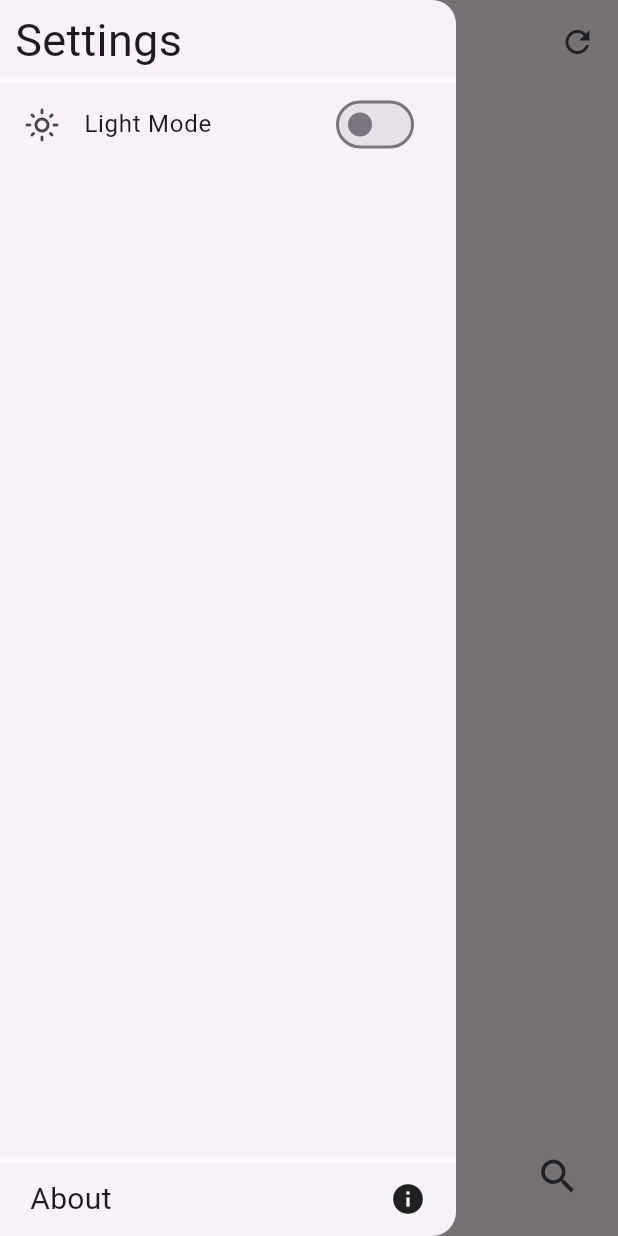
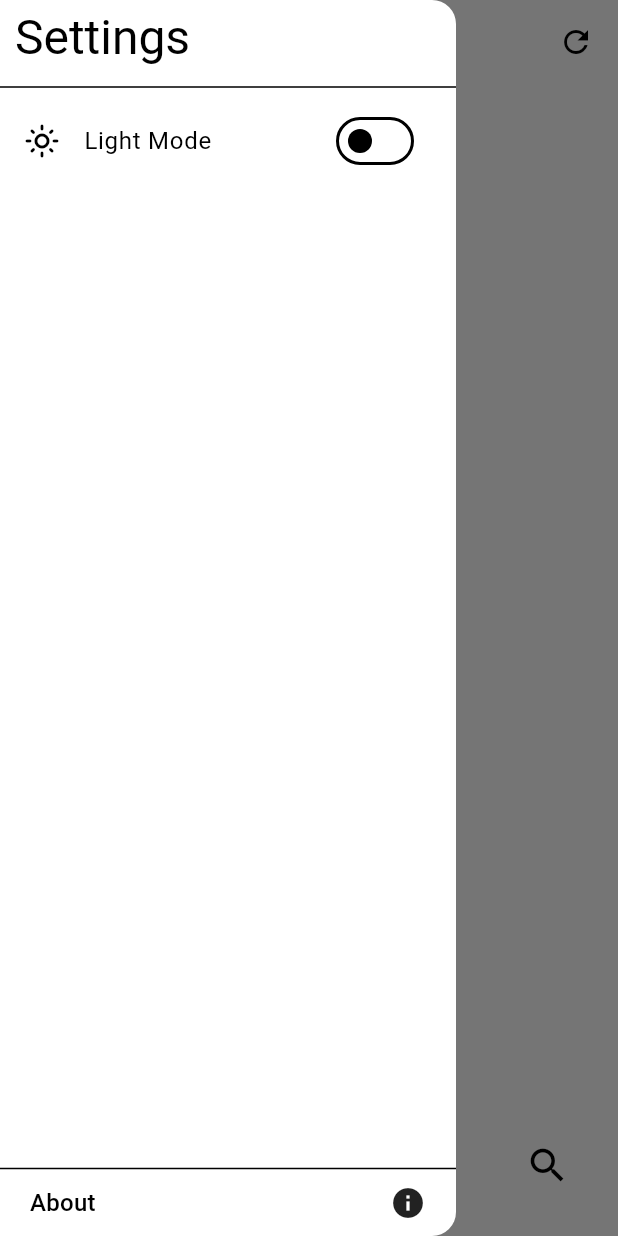
Before and after one commit to Crash285github/yt_playlists_plus, a Flutter app: the screen it shows after launch, with the side drawer open, on a phone screen of 412 x 824 dp. Run offline on Flutter 3.47's test engine with Material 2 defaults, Android fonts, the phone set to English and light mode, and no system bars; our stand-ins replace shared_preferences; missing offline and left inert: youtube_explode_dart.

Commit message:
defined dark and light themes

```diff
--- a/lib/main.dart
+++ b/lib/main.dart
@@ -42,8 +42,8 @@ class MainApp extends StatelessWidget {
         return null;
       },
       theme: ApplicationTheme.get() == ApplicationTheme.light
-          ? ThemeData.light(useMaterial3: true)
-          : ThemeData.dark(useMaterial3: true),
+          ? lightTheme
+          : darkTheme,
     );
   }
 }
--- a/lib/pages/home_page/home_page_body.dart
+++ b/lib/pages/home_page/body.dart
@@ -20,7 +20,6 @@ class _HomePageBodyState extends State<HomePageBody> {
       slivers: [
         customSliverAppBar(title: "HomePage", actions: [
           IconButton(
-            padding: const EdgeInsets.all(15),
             icon: const Icon(Icons.refresh),
             onPressed: () {
               for (var playlist in Persistence.playlists) {
--- a/lib/pages/home_page/drawer.dart
+++ b/lib/pages/home_page/drawer.dart
@@ -1,5 +1,4 @@
 import 'package:flutter/material.dart';
-import 'package:provider/provider.dart';
 import 'package:yt_playlists_plus/persistence/persistence.dart';
 import 'package:yt_playlists_plus/persistence/theme.dart';
 
@@ -15,49 +14,34 @@ class HomePageDrawer extends StatelessWidget {
           mainAxisAlignment: MainAxisAlignment.spaceBetween,
           children: [
             //title
-            Container(
-              decoration: const BoxDecoration(
-                border: Border(
-                  bottom: BorderSide(color: Colors.white, width: 2),
+            Padding(
+              padding: const EdgeInsets.symmetric(horizontal: 10, vertical: 5),
+              child: Text(
+                "Settings",
+                style: Theme.of(context).textTheme.headlineLarge,
               ),
             ),
-              child: const Padding(
-                padding: EdgeInsets.symmetric(horizontal: 10, vertical: 5),
-                child: Text(
-                  "Settings",
-                  style: TextStyle(
-                    fontSize: 30,
-                  ),
-                ),
-              ),
-            ),
-            const Expanded(
-              child: DrawerSettings(),
-            ),
+            const Divider(),
+            const Expanded(child: DrawerSettings()),
+            const Divider(height: 2),
             //About
             InkWell(
               onTap: () {
                 Navigator.of(context).pushNamed("/about");
               },
-              child: Container(
-                decoration: const BoxDecoration(
-                  border: Border(
-                    top: BorderSide(color: Colors.white, width: 2),
-                  ),
-                ),
-                child: const Padding(
-                  padding: EdgeInsets.symmetric(horizontal: 20, vertical: 10),
+              child: Padding(
+                padding:
+                    const EdgeInsets.symmetric(horizontal: 20, vertical: 10),
                 child: Row(
                   mainAxisAlignment: MainAxisAlignment.spaceBetween,
                   children: [
                     Text(
                       "About",
                       textAlign: TextAlign.left,
-                        style: TextStyle(fontSize: 20),
+                      style: Theme.of(context).textTheme.titleMedium,
                     ),
-                      Icon(Icons.info)
+                    const Icon(Icons.info)
                   ],
-                  ),
                 ),
               ),
             )
@@ -92,10 +76,10 @@ class _DrawerSettingsState extends State<DrawerSettings> {
             _isDarkModeOn
                 ? ApplicationTheme.set(ApplicationTheme.light)
                 : ApplicationTheme.set(ApplicationTheme.dark);
-            Persistence.save();
             setState(() {
               _isDarkModeOn = value;
             });
+            Persistence.save();
           },
         ),
       ],
--- a/lib/pages/home_page/home_page.dart
+++ b/lib/pages/home_page/home_page.dart
@@ -1,7 +1,7 @@
 import 'package:flutter/material.dart';
 import 'package:provider/provider.dart';
 import 'package:yt_playlists_plus/pages/home_page/drawer.dart';
-import 'package:yt_playlists_plus/pages/home_page/home_page_body.dart';
+import 'package:yt_playlists_plus/pages/home_page/body.dart';
 import 'package:yt_playlists_plus/pages/home_page/search_button.dart';
 import 'package:yt_playlists_plus/persistence/persistence.dart';
 
--- a/lib/persistence/theme.dart
+++ b/lib/persistence/theme.dart
@@ -23,3 +23,41 @@ class ApplicationTheme extends ChangeNotifier {
     _instance.notifyListeners();
   }
 }
+
+ThemeData get lightTheme => ThemeData(
+      useMaterial3: true,
+      colorScheme: const ColorScheme.light().copyWith(primary: Colors.red),
+      drawerTheme: const DrawerThemeData(surfaceTintColor: Colors.transparent),
+      cardColor: Colors.grey[200],
+      iconButtonTheme: const IconButtonThemeData(
+        style: ButtonStyle(
+          padding: _iconButtonPadding,
+        ),
+      ),
+      dividerColor: Colors.black,
+      switchTheme: const SwitchThemeData(
+        thumbColor: MaterialStatePropertyAll(Colors.black),
+      ),
+      tooltipTheme: _tooltipTheme,
+    );
+
+ThemeData get darkTheme => ThemeData(
+      useMaterial3: true,
+      colorScheme: const ColorScheme.dark().copyWith(primary: Colors.red),
+      drawerTheme: const DrawerThemeData(surfaceTintColor: Colors.transparent),
+      cardColor: Colors.black26,
+      iconButtonTheme: const IconButtonThemeData(
+        style: ButtonStyle(
+          padding: _iconButtonPadding,
+        ),
+      ),
+      switchTheme: const SwitchThemeData(
+        thumbColor: MaterialStatePropertyAll(Colors.white),
+      ),
+      tooltipTheme: _tooltipTheme,
+    );
+
+const _iconButtonPadding =
+    MaterialStatePropertyAll<EdgeInsets>(EdgeInsets.all(16));
+
+const _tooltipTheme = TooltipThemeData(waitDuration: Duration(seconds: 1));
```
Also changed, not shown: lib/pages/playlist_page/playlist_page.dart (+5 -14 lines), lib/pages/playlist_page/video_list.dart (+5 -5 lines), lib/pages/search_page.dart (+4 -4 lines), lib/widgets/playlist_widget.dart (+17 -13 lines), lib/widgets/video_widget.dart (+7 -6 lines). Lines whose indentation alone changed are shown as unchanged.
